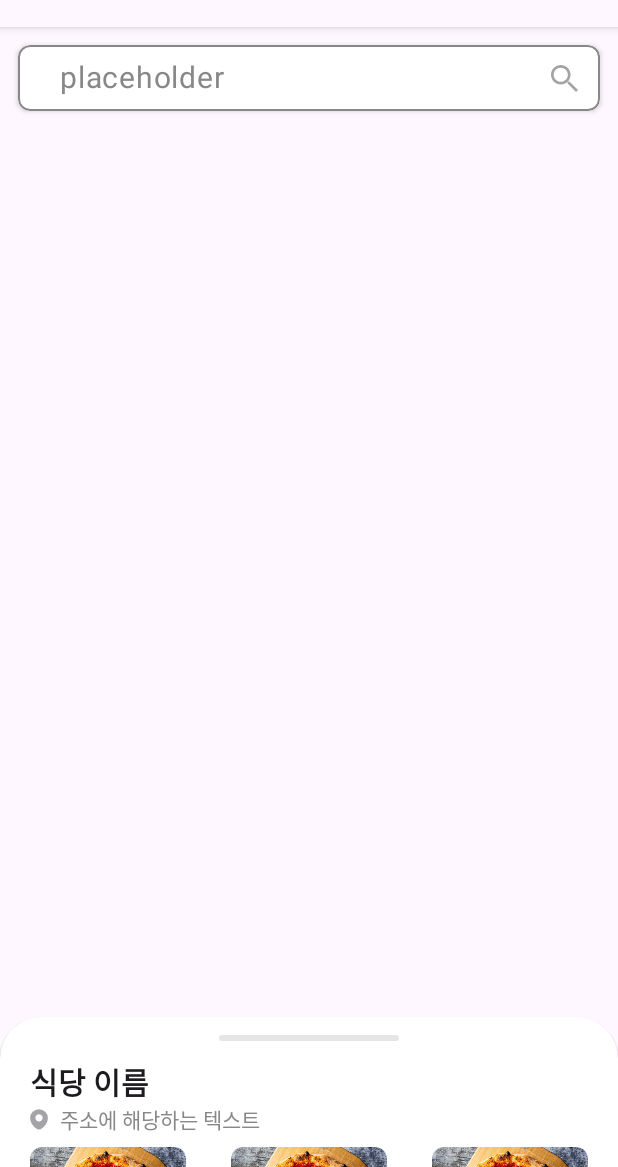
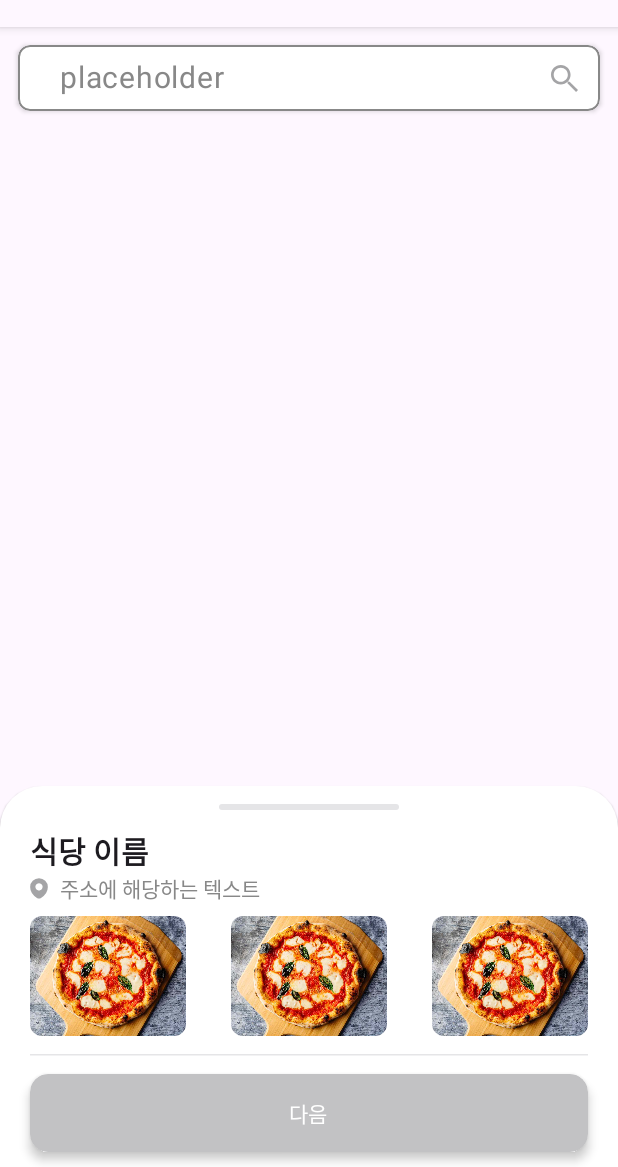
Before and after one commit to OurMenu/OurMenu-Android-V2, an Android app built with Jetpack Compose: the @Preview function AddMenuScreenPreview, on a phone screen of 412 x 824 dp, the part 69-1236 px from its top. Run offline under Robolectric (Android 15) with nearby library versions, the phone set to English and light mode, and no system bars; Roboto replaces fonts that are not available here.

Commit message:
[ui]: 메뉴 선택하기 bottom sheet에서 상태에 따라 버튼 보여주도록 구현(#14)

```diff
--- a/app/src/main/java/com/kuit/ourmenu/ui/addmenu/component/AddMenuBottomSheetContent.kt
+++ b/app/src/main/java/com/kuit/ourmenu/ui/addmenu/component/AddMenuBottomSheetContent.kt
@@ -4,33 +4,57 @@ import androidx.compose.foundation.Image
 import androidx.compose.foundation.layout.Arrangement
 import androidx.compose.foundation.layout.Column
 import androidx.compose.foundation.layout.Row
+import androidx.compose.foundation.layout.Spacer
 import androidx.compose.foundation.layout.fillMaxSize
 import androidx.compose.foundation.layout.fillMaxWidth
 import androidx.compose.foundation.layout.height
 import androidx.compose.foundation.layout.padding
 import androidx.compose.foundation.layout.width
+import androidx.compose.foundation.lazy.LazyColumn
+import androidx.compose.foundation.lazy.items
 import androidx.compose.foundation.shape.RoundedCornerShape
+import androidx.compose.material3.BottomSheetScaffoldState
+import androidx.compose.material3.ExperimentalMaterial3Api
+import androidx.compose.material3.HorizontalDivider
 import androidx.compose.material3.Icon
+import androidx.compose.material3.SheetValue
 import androidx.compose.material3.Text
+import androidx.compose.material3.rememberBottomSheetScaffoldState
 import androidx.compose.runtime.Composable
+import androidx.compose.runtime.LaunchedEffect
+import androidx.compose.runtime.rememberCoroutineScope
 import androidx.compose.ui.Alignment
 import androidx.compose.ui.Modifier
 import androidx.compose.ui.draw.clip
 import androidx.compose.ui.graphics.Color
 import androidx.compose.ui.layout.ContentScale
 import androidx.compose.ui.res.painterResource
+import androidx.compose.ui.res.stringResource
 import androidx.compose.ui.text.font.FontWeight
 import androidx.compose.ui.tooling.preview.Preview
 import androidx.compose.ui.unit.dp
 import androidx.compose.ui.unit.sp
 import com.kuit.ourmenu.R
+import com.kuit.ourmenu.ui.common.BottomFullWidthButton
+import com.kuit.ourmenu.ui.theme.Neutral100
+import com.kuit.ourmenu.ui.theme.Neutral300
+import com.kuit.ourmenu.ui.theme.Neutral400
+import com.kuit.ourmenu.ui.theme.Neutral500
+import com.kuit.ourmenu.ui.theme.NeutralWhite
+import kotlinx.coroutines.launch
 
+@OptIn(ExperimentalMaterial3Api::class)
 @Composable
-fun AddMenuBottomSheetContent() {
+fun AddMenuBottomSheetContent(scaffoldState: BottomSheetScaffoldState) {
+    val coroutineScope = rememberCoroutineScope()
+    val dummyMenuItemList = listOf(
+        false, false, true, false, false,false, false, false
+    )
+
     Column(
         modifier = Modifier
             .fillMaxSize()
-            .padding(horizontal = 20.dp)
+            .padding(start = 20.dp, end = 20.dp, bottom = 20.dp)
     ) {
         Text(text = "식당 이름", fontWeight = FontWeight.Bold, fontSize = 20.sp)
         Row(modifier = Modifier.fillMaxWidth(), verticalAlignment = Alignment.CenterVertically) {
@@ -82,19 +106,66 @@ fun AddMenuBottomSheetContent() {
                     .clip(RoundedCornerShape(8.dp))
             )
         }
+        //BottomSheet가 확장된 상태가 아닐 때 (AddMenuScreen에서) 보여줄 버튼
+        if (scaffoldState.bottomSheetState.targetValue != SheetValue.Expanded) {
+            HorizontalDivider(
+                thickness = 1.dp,
+                color = Neutral300,
+                modifier = Modifier
+                    .fillMaxWidth()
+                    .padding(vertical = 12.dp)
+            )
+            BottomFullWidthButton(
+                containerColor = Neutral400,
+                contentColor = NeutralWhite,
+                text = stringResource(R.string.next)
+            ) {
+                coroutineScope.launch {
+                    scaffoldState.bottomSheetState.expand()
+                }
+            }
+        }else{
+            LazyColumn(
+                modifier = Modifier
+                    .fillMaxWidth()
+                    .weight(1f)
+                    .padding(top = 12.dp)
+            ) {
+                items(dummyMenuItemList) { items ->
+                    SelectMenuItem(items)
+                }
+            }
 
-        Column(modifier = Modifier
-            .fillMaxWidth()
-            .padding(top = 12.dp)) {
-            SelectMenuItem(false)
-            SelectMenuItem(true)
+            Column() {
+                BottomFullWidthButton(
+                    containerColor = Neutral100,
+                    contentColor = Neutral500,
+                    text = stringResource(R.string.add_menu_by_my_own)
+                ) {
+
+                }
+                Spacer(modifier = Modifier.padding(10.dp))
+                BottomFullWidthButton(
+                    containerColor = Neutral400,
+                    contentColor = NeutralWhite,
+                    text = stringResource(R.string.next)
+                ) {
+
+                }
+
+            }
         }
-
     }
 }
 
+@OptIn(ExperimentalMaterial3Api::class)
 @Preview(showBackground = true)
 @Composable
 private fun AddMenuBottomSheetContentPreview() {
-    AddMenuBottomSheetContent()
+    val scaffoldState = rememberBottomSheetScaffoldState()
+    LaunchedEffect(Unit){
+        //아래 주석 해제하면 bottom sheet 확장된 상태 확인 가능
+//       scaffoldState.bottomSheetState.expand()
+    }
+    AddMenuBottomSheetContent(scaffoldState)
 }
--- a/app/src/main/java/com/kuit/ourmenu/ui/addmenu/screen/AddMenuScreen.kt
+++ b/app/src/main/java/com/kuit/ourmenu/ui/addmenu/screen/AddMenuScreen.kt
@@ -47,10 +47,10 @@ fun AddMenuScreen(modifier: Modifier = Modifier) {
         sheetContainerColor = Color.White,
         sheetContent = {
             //bottom sheet 구성
-            AddMenuBottomSheetContent()
+            AddMenuBottomSheetContent(scaffoldState)
         },
         //조건 만족하면 bottom sheet 보여주고, 아니면 화면에 안보이도록 처리
-        sheetPeekHeight = if (showBottomSheet) 100.dp else 0.dp,
+        sheetPeekHeight = if (showBottomSheet) 254.dp else 0.dp,
         sheetDragHandle = {
             // 커스텀 핸들
             Column(
--- a/app/src/main/res/values/strings.xml
+++ b/app/src/main/res/values/strings.xml
@@ -2,4 +2,6 @@
     <string name="app_name">OurMenu</string>
     <string name="our_ddeokbokki">아워떡볶이</string>
     <string name="neungdongro_112">서울 광진구 능동로 112</string>
+    <string name="add_menu_by_my_own">메뉴 직접 추가하기</string>
+    <string name="next">다음</string>
 </resources>
```
